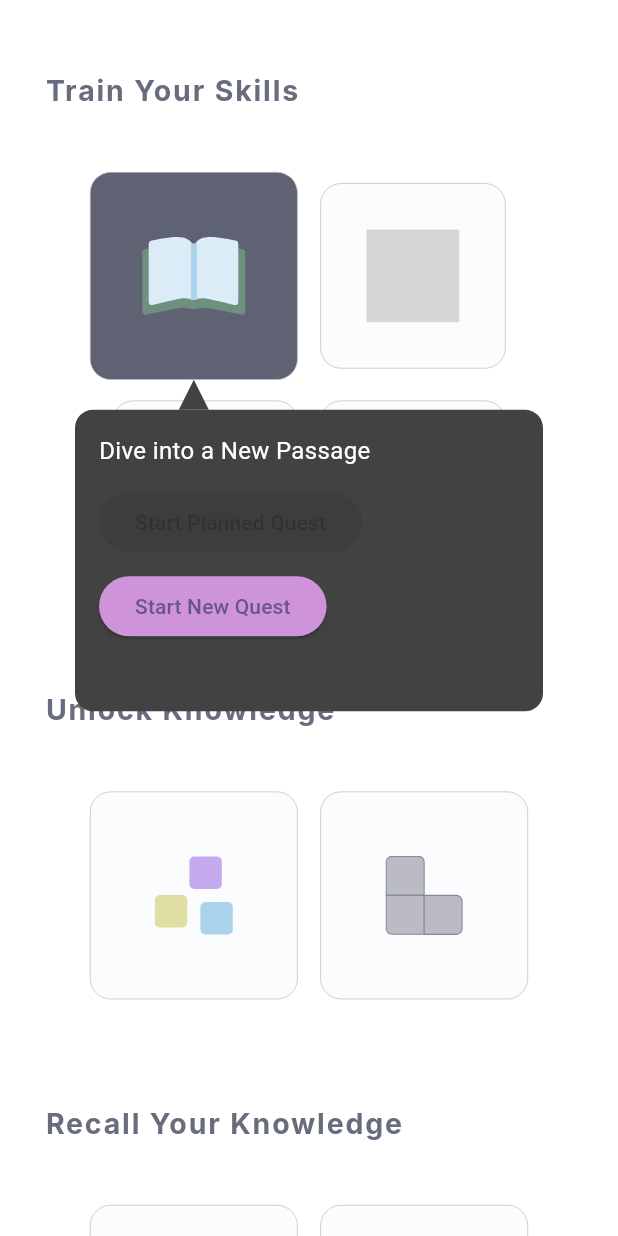
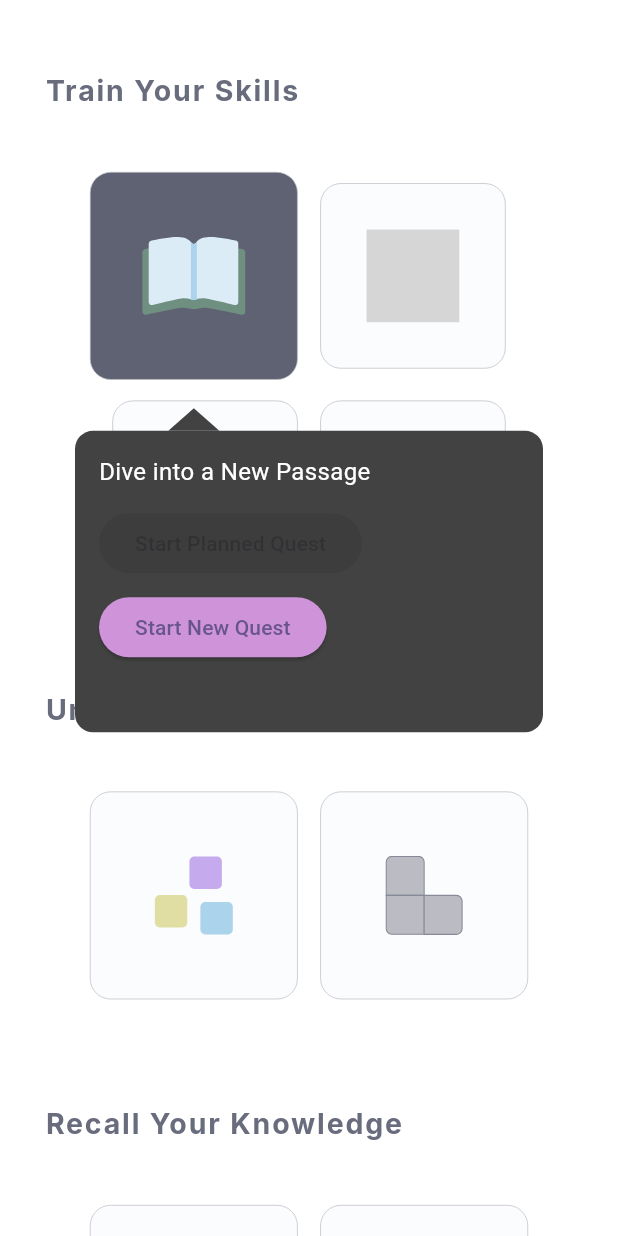
Before and after one commit to maedesad/language-learning-application, a Flutter app: the PracticingPage screen opened directly, after a tap on an icon or button, on a phone screen of 412 x 824 dp. Run offline on Flutter 3.47's test engine with Material 3 defaults, Android fonts, the phone set to English and light mode, and no system bars; our stand-ins replace flutter_screenutil, flutter_svg; grey boxes are pictures that could not be loaded.

Commit message:
Widen the triangular arrow.

```diff
--- a/frontend/lib/main_pages/practice/practice_entry_popup.dart
+++ b/frontend/lib/main_pages/practice/practice_entry_popup.dart
@@ -22,19 +22,20 @@ class PracticePopup {
 
     const double popupWidth = 312;
     const double popupHeight = 201;
-    const double arrowSize = 20;
+    const double arrowWidth = 34;
+    const double arrowHeight = 15;
 
     // مرکز صفحه برای الاین افقی پاپ‌آپ
     final double screenWidth = MediaQuery.of(context).size.width;
     final double popupLeft = (screenWidth - popupWidth) / 2;
 
     // موقعیت نوک فلش نسبت به پاپ‌آپ
-    double arrowLeft = buttonPosition.dx + buttonSize.width / 2 - popupLeft - arrowSize / 2;
-    arrowLeft = arrowLeft.clamp(16.0, popupWidth - arrowSize - 16.0);
+    double arrowLeft = buttonPosition.dx + buttonSize.width / 2 - popupLeft - arrowWidth / 2;
+    arrowLeft = arrowLeft.clamp(16.0, popupWidth - arrowWidth - 16.0);
 
     double top = direction == PopupDirection.down
-        ? buttonPosition.dy + buttonSize.height + arrowSize
-        : buttonPosition.dy - popupHeight - arrowSize;
+        ? buttonPosition.dy + buttonSize.height + arrowWidth
+        : buttonPosition.dy - popupHeight - arrowWidth;
 
     _currentPopup = OverlayEntry(
       builder: (context) {
@@ -52,7 +53,8 @@ class PracticePopup {
                   arrowPosition: arrowPosition,
                   direction: direction,
                   isTwoButtonMode: isTwoButtonMode,
-                  arrowSize: arrowSize,
+                  arrowWidth: arrowWidth,
+                  arrowHeight: arrowHeight,
                   arrowLeft: arrowLeft,
                   onPurpleButtonTap: () {
                     hidePopup();
@@ -88,7 +90,8 @@ class _PopupContent extends StatelessWidget {
   final bool isTwoButtonMode;
   final PopupArrowPosition arrowPosition;
   final PopupDirection direction;
-  final double arrowSize;
+  final double arrowWidth;   // عرض دلخواه مثلث
+  final double arrowHeight;
   final double arrowLeft;
   final VoidCallback? onHide;
 
@@ -98,7 +101,8 @@ class _PopupContent extends StatelessWidget {
     required this.isTwoButtonMode,
     required this.arrowPosition,
     required this.direction,
-    required this.arrowSize,
+    required this.arrowWidth,
+    required this.arrowHeight,
     required this.arrowLeft,
     this.onHide,
   });
@@ -147,11 +151,11 @@ class _PopupContent extends StatelessWidget {
 
         // فلش
         Positioned(
-          top: direction == PopupDirection.down ? -arrowSize : null,
-          bottom: direction == PopupDirection.up ? -arrowSize : null,
+          top: direction == PopupDirection.down ? -arrowHeight : null,
+          bottom: direction == PopupDirection.up ? -arrowHeight : null,
           left: arrowLeft,
           child: CustomPaint(
-            size: Size(arrowSize, arrowSize),
+            size: Size(arrowWidth, arrowHeight),
             painter: _ArrowPainter(direction, Colors.grey[800]!),
           ),
         ),
@@ -163,22 +167,28 @@ class _PopupContent extends StatelessWidget {
 class _ArrowPainter extends CustomPainter {
   final PopupDirection direction;
   final Color color;
+  final double arrowWidth;   // عرض دلخواه مثلث
+  final double arrowHeight;  // ارتفاع دلخواه مثلث
 
-  _ArrowPainter(this.direction, this.color);
+  _ArrowPainter(this.direction, this.color, {this.arrowWidth = 34, this.arrowHeight = 15});
 
   @override
   void paint(Canvas canvas, Size size) {
     final paint = Paint()..color = color;
     final path = Path();
+
     if (direction == PopupDirection.down) {
-      path.moveTo(0, size.height);
-      path.lineTo(size.width / 2, 0);
-      path.lineTo(size.width, size.height);
+      // مثلث به سمت بالا
+      path.moveTo(0, arrowHeight);
+      path.lineTo(arrowWidth / 2, 0);
+      path.lineTo(arrowWidth, arrowHeight);
     } else {
+      // مثلث به سمت پایین
       path.moveTo(0, 0);
-      path.lineTo(size.width / 2, size.height);
-      path.lineTo(size.width, 0);
+      path.lineTo(arrowWidth / 2, arrowHeight);
+      path.lineTo(arrowWidth, 0);
     }
+
     path.close();
     canvas.drawPath(path, paint);
   }
```
